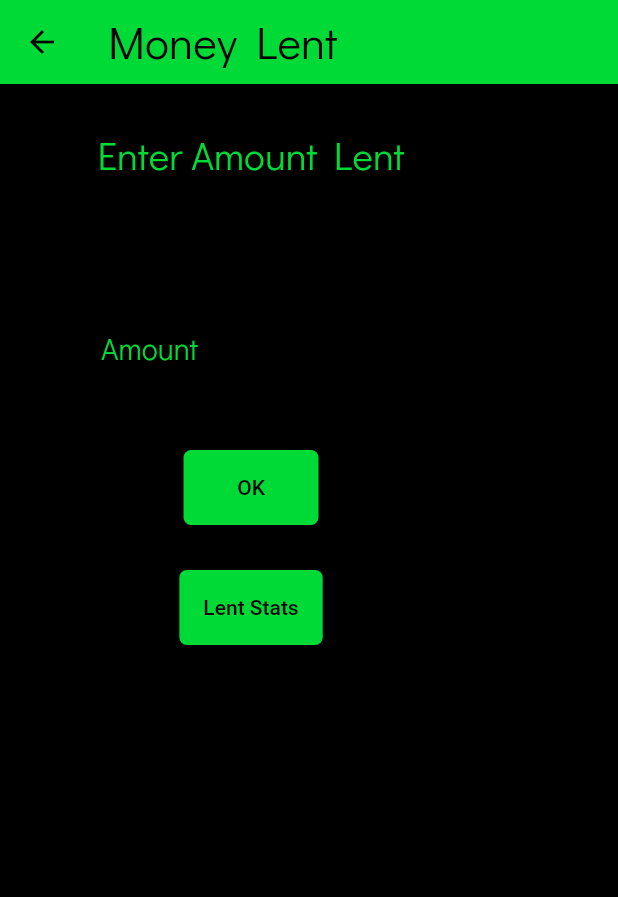
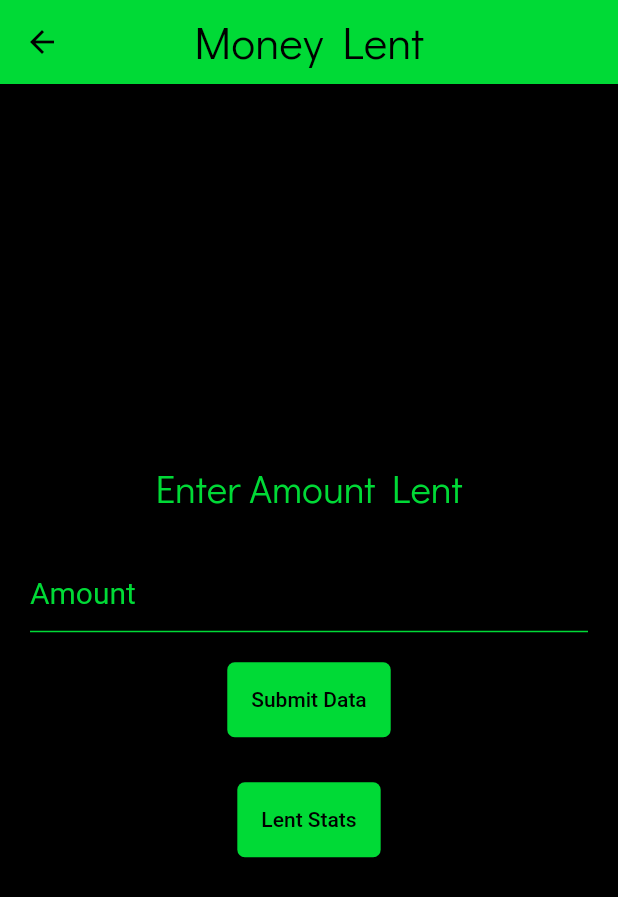
Before and after one commit to MoryaNischay/MobileApp, a Flutter app: the LentMoney screen opened directly, on a phone screen of 412 x 824 dp. Shown: the top 897 px of the screen. Run offline on Flutter 3.47's test engine with Material 2 defaults, Android fonts, the phone set to English and light mode, and no system bars; our stand-ins replace cloud_firestore, firebase_auth, firebase_core, shared_preferences; accounts and stored records are empty; network calls fail; Roboto replaces fonts that are missing (DidactGotgic).

```diff
--- a/lib/screens/App.dart
+++ b/lib/screens/App.dart
@@ -2,7 +2,7 @@
 
 import 'package:flutter/material.dart';
 import 'LoginScreen.dart';
-import 'home.dart';
+
 import 'auth.dart';
 import 'firstpage.dart';
 
--- a/lib/screens/LoginScreen.dart
+++ b/lib/screens/LoginScreen.dart
@@ -45,9 +45,6 @@ class _LoginScreenState extends State<LoginScreen> {
     }
   }
 
-  Widget _title() {
-    return const Text('Firebase Auth');
-  }
 
   Widget _entryField(
     String title,
--- a/lib/screens/home.dart
+++ b/lib/screens/home.dart
@@ -15,7 +15,7 @@ class HomeScreen extends StatelessWidget {
   Widget build(BuildContext context) {
     return Scaffold(
       appBar: AppBar(
-        title: Text('Firebase Auth'),
+        title: const Text('Firebase Auth'),
       ),
       body: Container(
           height: double.infinity,
--- a/lib/screens/lentmoney.dart
+++ b/lib/screens/lentmoney.dart
@@ -1,64 +1,32 @@
-// ignore_for_file: unused_import, prefer_const_constructors_in_immutables, avoid_print, depend_on_referenced_packages
+// ignore_for_file: unused_import, prefer_const_constructors_in_immutables, avoid_print, depend_on_referenced_packages, prefer_const_constructors, non_constant_identifier_names
 
 // ignore: avoid_web_libraries_in_flutter
 
+import 'package:firebase_auth/firebase_auth.dart';
+import 'package:firebase_core/firebase_core.dart';
 import 'package:flutter/material.dart';
 import 'package:newapp/main.dart';
 import 'package:newapp/screens/firstpage.dart';
 import 'package:newapp/themecode/themecode.dart';
 import 'package:shared_preferences/shared_preferences.dart';
 import 'package:newapp/screens/lentstats.dart';
+import 'package:cloud_firestore/cloud_firestore.dart';
+// ignore: must_be_immutable
 
-// ignore: must_be_immutable
-class LentMoney extends StatefulWidget {
-  const LentMoney({Key? key}) : super(key: key);
+class LentMoney extends StatelessWidget {
+  final TextEditingController _controllermon = TextEditingController();
 
-  @override
-  Valid createState() => Valid();
-
-  void onSubmit(String moneyln) {}
-}
-
-class Valid extends State<LentMoney> {
-  // ignore: unused_field
-  final _formKey = GlobalKey<FormState>();
-  // declare a variable to keep track of the input text
-  String moneyln = ' ';
-
-  int lentmoney = 0;
-
-  getLentValue() async {
-    SharedPreferences pref = await SharedPreferences.getInstance();
-    int? lnmoney = pref.getInt('money value');
-    return lnmoney;
-  }
-
-  setLentMoney() async {
-    SharedPreferences pref = await SharedPreferences.getInstance();
-    pref.setInt('givenmoney', lentmoney);
-  }
-
-  checkLentvalue() async {
-    int lenmon = await getLentValue() ?? 0;
-    setState(() {
-      lentmoney = lenmon;
-    });
-  }
-
-  @override
-  void initState() {
-    super.initState();
-    checkLentvalue();
-  }
+  LentMoney({Key? key}) : super(key: key);
 
   @override
   Widget build(BuildContext context) {
     return Scaffold(
-      resizeToAvoidBottomInset: false,
-      backgroundColor: Colors.black,
+      resizeToAvoidBottomInset: true,
+      backgroundColor: txtBgclr,
       appBar: AppBar(
+        centerTitle: true,
         leading: BackButton(
-          color: Colors.black,
+          color: txtBgclr,
           onPressed: () {
             Navigator.pop(context);
           },
@@ -67,63 +35,66 @@ class Valid extends State<LentMoney> {
         title: const Text(
           'Money Lent',
           style: TextStyle(
-              color: Colors.black, fontFamily: 'DidactGothic', fontSize: 30),
+              color: txtBgclr, fontFamily: 'DidactGothic', fontSize: 30),
         ),
       ),
       body: Container(
-        // key: _formKey,
-        margin: const EdgeInsets.only(top: 30, left: 65),
-        child: Column(children: [
+        height: double.infinity,
+        width: double.infinity,
+        padding: const EdgeInsets.all(20),
+        child: Column(
+          crossAxisAlignment: CrossAxisAlignment.center,
+          mainAxisAlignment: MainAxisAlignment.center,
+          children: [
             const Text(
               'Enter Amount Lent',
               style: TextStyle(
                   color: razerColor, fontFamily: 'DidactGothic', fontSize: 26),
             ),
             const SizedBox(
-            height: 80,
+              height: 20,
             ),
-          ConstrainedBox(
-            constraints: const BoxConstraints.tightFor(width: 200, height: 100),
-            child: TextFormField(
-                onChanged: (val) => setState(() {
-                      moneyln = val;
-
-                      //
-                    }),
+            TextField(
+              controller: _controllermon,
               keyboardType: TextInputType.number,
               cursorColor: razerColor,
               style: const TextStyle(color: razerColor, fontSize: 30),
               decoration: const InputDecoration(
                   hintStyle: (TextStyle(
                       color: razerColor,
-                      fontFamily: 'DidactGothic',
+                      fontFamily: 'DidactGotgic',
                       fontSize: 20)),
-                  border: UnderlineInputBorder(),
-                  hintText: 'Amount',
-                )),
+                  enabledBorder: UnderlineInputBorder(
+                      borderSide: BorderSide(color: razerColor)),
+                  hintText: 'Amount'),
             ),
+            const SizedBox(height: 20),
             ElevatedButton(
                 style: style1,
-              onPressed: () {
-                lentmoney = lentmoney + int.parse(moneyln);
-                print(lentmoney);
-                setLentMoney();
+                onPressed: () async {
+                  final m = _controllermon.text;
+
+                  userSetup(Money: m);
                 },
-              child: const Text('OK')),
+                child: Text('Submit Data')),
             const SizedBox(
               height: 30,
             ),
             ElevatedButton(
                 style: style1,
-              onPressed: () {
-                Navigator.of(context).push(MaterialPageRoute(
-                    builder: (context) =>
-                        LentStats(lent: lentmoney.toString())));
-              },
+                onPressed: () {},
                 child: const Text('Lent Stats')),
-
-        ]),
+          ],
+        ),
       ),
     );
   }
+  Future userSetup({required String Money}) async {
+    FirebaseAuth auth = FirebaseAuth.instance;
+    String uid = auth.currentUser!.uid.toString();
+    final docUser = FirebaseFirestore.instance.collection('MoneyLent').doc(uid);
+    final json = {'Amount': int.parse(Money)};
+
+    await docUser.set(json);
   }
+}
```
Also changed, not shown: lib/screens/firstpage.dart (+10 -3 lines), 1 other file. Lines whose indentation alone changed are shown as unchanged.
